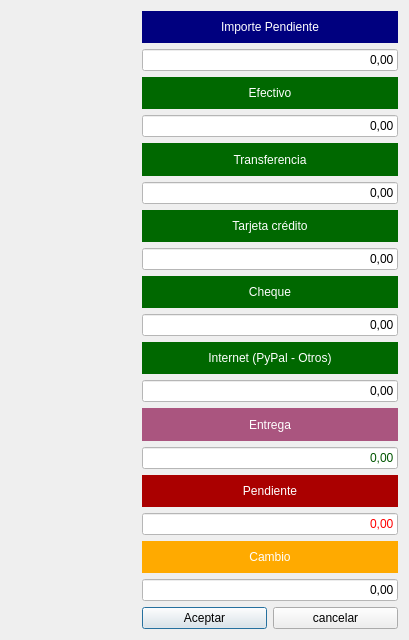
Qt form Zona_Ventas/frmgestioncobros2.ui (arcnexus/RedFoX) before a commit.
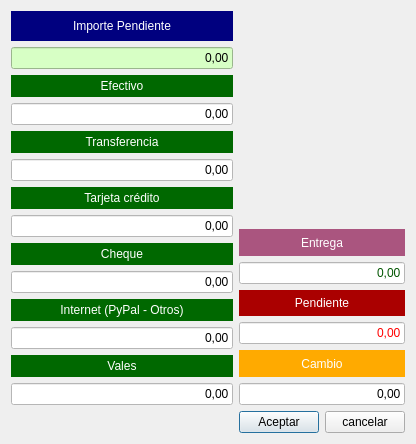
The same form after that commit. Icons and pictures are not drawn.

Patch:
```diff
--- a/Zona_Ventas/frmgestioncobros2.ui
+++ b/Zona_Ventas/frmgestioncobros2.ui
@@ -6,16 +6,22 @@
    <rect>
     <x>0</x>
     <y>0</y>
-    <width>409</width>
-    <height>640</height>
+    <width>416</width>
+    <height>444</height>
    </rect>
   </property>
   <property name="windowTitle">
    <string>Desglose de cobro</string>
   </property>
   <layout class="QGridLayout" name="gridLayout">
-   <item row="0" column="1" colspan="2">
+   <item row="0" column="1">
     <widget class="QLabel" name="label">
+     <property name="maximumSize">
+      <size>
+       <width>16777215</width>
+       <height>30</height>
+      </size>
+     </property>
      <property name="styleSheet">
       <string notr="true">background-color: rgb(0, 0, 127);
 font: 14pt &quot;Sans Serif&quot;;
@@ -29,7 +35,59 @@
      </property>
     </widget>
    </item>
-   <item row="4" column="1" colspan="2">
+   <item row="1" column="1" rowspan="2">
+    <layout class="QVBoxLayout" name="verticalLayout">
+     <item>
+      <widget class="QLineEdit" name="txtImporte_pendiente">
+       <property name="focusPolicy">
+        <enum>Qt::NoFocus</enum>
+       </property>
+       <property name="styleSheet">
+        <string notr="true">font: 14pt &quot;Sans Serif&quot;;
+color: rgb(0, 0, 0);
+background-color: rgb(215, 255, 197);</string>
+       </property>
+       <property name="text">
+        <string>0,00</string>
+       </property>
+       <property name="alignment">
+        <set>Qt::AlignRight|Qt::AlignTrailing|Qt::AlignVCenter</set>
+       </property>
+       <property name="readOnly">
+        <bool>true</bool>
+       </property>
+      </widget>
+     </item>
+     <item>
+      <widget class="QLabel" name="label_2">
+       <property name="styleSheet">
+        <string notr="true">background-color: rgb(0, 104, 0);
+color: rgb(255, 255, 255);</string>
+       </property>
+       <property name="text">
+        <string>Efectivo</string>
+       </property>
+       <property name="alignment">
+        <set>Qt::AlignCenter</set>
+       </property>
+      </widget>
+     </item>
+     <item>
+      <widget class="QLineEdit" name="txtEfectivo">
+       <property name="styleSheet">
+        <string notr="true">font: 14pt &quot;Sans Serif&quot;;
+color: rgb(0, 0, 0);
+background-color: rgb(255, 255, 255);</string>
+       </property>
+       <property name="text">
+        <string>0,00</string>
+       </property>
+       <property name="alignment">
+        <set>Qt::AlignRight|Qt::AlignTrailing|Qt::AlignVCenter</set>
+       </property>
+      </widget>
+     </item>
+     <item>
     <widget class="QLabel" name="label_3">
      <property name="styleSheet">
       <string notr="true">background-color: rgb(0, 104, 0);
@@ -43,14 +101,11 @@
      </property>
     </widget>
    </item>
-   <item row="15" column="1" colspan="2">
-    <widget class="QLineEdit" name="txtPendiente">
-     <property name="focusPolicy">
-      <enum>Qt::NoFocus</enum>
-     </property>
+     <item>
+      <widget class="QLineEdit" name="txtTransferencia">
      <property name="styleSheet">
       <string notr="true">font: 14pt &quot;Sans Serif&quot;;
-color: rgb(255, 0, 0);
+color: rgb(0, 0, 0);
 background-color: rgb(255, 255, 255);</string>
      </property>
      <property name="text">
@@ -59,12 +114,38 @@
      <property name="alignment">
       <set>Qt::AlignRight|Qt::AlignTrailing|Qt::AlignVCenter</set>
      </property>
-     <property name="readOnly">
-      <bool>true</bool>
-     </property>
-    </widget>
-   </item>
-   <item row="8" column="1" colspan="2">
+      </widget>
+     </item>
+     <item>
+      <widget class="QLabel" name="label_4">
+       <property name="styleSheet">
+        <string notr="true">background-color: rgb(0, 104, 0);
+color: rgb(255, 255, 255);</string>
+       </property>
+       <property name="text">
+        <string>Tarjeta crédito</string>
+       </property>
+       <property name="alignment">
+        <set>Qt::AlignCenter</set>
+       </property>
+      </widget>
+     </item>
+     <item>
+      <widget class="QLineEdit" name="txtTarjeta">
+       <property name="styleSheet">
+        <string notr="true">font: 14pt &quot;Sans Serif&quot;;
+color: rgb(0, 0, 0);
+background-color: rgb(255, 255, 255);</string>
+       </property>
+       <property name="text">
+        <string>0,00</string>
+       </property>
+       <property name="alignment">
+        <set>Qt::AlignRight|Qt::AlignTrailing|Qt::AlignVCenter</set>
+       </property>
+      </widget>
+     </item>
+     <item>
     <widget class="QLabel" name="label_5">
      <property name="styleSheet">
       <string notr="true">background-color: rgb(0, 104, 0);
@@ -78,7 +159,7 @@
      </property>
     </widget>
    </item>
-   <item row="9" column="1" colspan="2">
+     <item>
     <widget class="QLineEdit" name="txtCheque">
      <property name="styleSheet">
       <string notr="true">font: 14pt &quot;Sans Serif&quot;;
@@ -93,99 +174,7 @@
      </property>
     </widget>
    </item>
-   <item row="17" column="1" colspan="2">
-    <widget class="QLineEdit" name="txtCambio">
-     <property name="focusPolicy">
-      <enum>Qt::NoFocus</enum>
-     </property>
-     <property name="styleSheet">
-      <string notr="true">font: 14pt &quot;Sans Serif&quot;;
-color: rgb(0, 0, 0);
-background-color: rgb(255, 255, 255);</string>
-     </property>
-     <property name="text">
-      <string>0,00</string>
-     </property>
-     <property name="alignment">
-      <set>Qt::AlignRight|Qt::AlignTrailing|Qt::AlignVCenter</set>
-     </property>
-     <property name="readOnly">
-      <bool>true</bool>
-     </property>
-    </widget>
-   </item>
-   <item row="18" column="1">
-    <widget class="QPushButton" name="btnAceptar">
-     <property name="text">
-      <string>Aceptar</string>
-     </property>
-     <property name="icon">
-      <iconset resource="../maya.qrc">
-       <normaloff>:/Icons/PNG/OK.png</normaloff>:/Icons/PNG/OK.png</iconset>
-     </property>
-    </widget>
-   </item>
-   <item row="1" column="1" colspan="2">
-    <widget class="QLineEdit" name="txtImporte_pendiente">
-     <property name="focusPolicy">
-      <enum>Qt::NoFocus</enum>
-     </property>
-     <property name="styleSheet">
-      <string notr="true">font: 14pt &quot;Sans Serif&quot;;
-color: rgb(0, 0, 0);
-background-color: rgb(255, 255, 255);</string>
-     </property>
-     <property name="text">
-      <string>0,00</string>
-     </property>
-     <property name="alignment">
-      <set>Qt::AlignRight|Qt::AlignTrailing|Qt::AlignVCenter</set>
-     </property>
-     <property name="readOnly">
-      <bool>true</bool>
-     </property>
-    </widget>
-   </item>
-   <item row="3" column="1" colspan="2">
-    <widget class="QLineEdit" name="txtEfectivo">
-     <property name="styleSheet">
-      <string notr="true">font: 14pt &quot;Sans Serif&quot;;
-color: rgb(0, 0, 0);
-background-color: rgb(255, 255, 255);</string>
-     </property>
-     <property name="text">
-      <string>0,00</string>
-     </property>
-     <property name="alignment">
-      <set>Qt::AlignRight|Qt::AlignTrailing|Qt::AlignVCenter</set>
-     </property>
-    </widget>
-   </item>
-   <item row="6" column="1" colspan="2">
-    <widget class="QLabel" name="label_4">
-     <property name="styleSheet">
-      <string notr="true">background-color: rgb(0, 104, 0);
-color: rgb(255, 255, 255);</string>
-     </property>
-     <property name="text">
-      <string>Tarjeta crédito</string>
-     </property>
-     <property name="alignment">
-      <set>Qt::AlignCenter</set>
-     </property>
-    </widget>
-   </item>
-   <item row="0" column="0" rowspan="2">
-    <widget class="QLabel" name="label_9">
-     <property name="text">
-      <string/>
-     </property>
-     <property name="pixmap">
-      <pixmap resource="../maya.qrc">:/Icons/PNG/pagos.png</pixmap>
-     </property>
-    </widget>
-   </item>
-   <item row="10" column="1" colspan="2">
+     <item>
     <widget class="QLabel" name="label_6">
      <property name="styleSheet">
       <string notr="true">background-color: rgb(0, 104, 0);
@@ -199,8 +188,8 @@
      </property>
     </widget>
    </item>
-   <item row="5" column="1" colspan="2">
-    <widget class="QLineEdit" name="txtTransferencia">
+     <item>
+      <widget class="QLineEdit" name="txtInternet">
      <property name="styleSheet">
       <string notr="true">font: 14pt &quot;Sans Serif&quot;;
 color: rgb(0, 0, 0);
@@ -214,7 +203,40 @@
      </property>
     </widget>
    </item>
-   <item row="12" column="1" colspan="2">
+     <item>
+      <widget class="QLabel" name="label_11">
+       <property name="styleSheet">
+        <string notr="true">background-color: rgb(0, 104, 0);
+color: rgb(255, 255, 255);</string>
+       </property>
+       <property name="text">
+        <string>Vales</string>
+       </property>
+       <property name="alignment">
+        <set>Qt::AlignCenter</set>
+       </property>
+      </widget>
+     </item>
+     <item>
+      <widget class="QLineEdit" name="txtVale">
+       <property name="styleSheet">
+        <string notr="true">font: 14pt &quot;Sans Serif&quot;;
+color: rgb(0, 0, 0);
+background-color: rgb(255, 255, 255);</string>
+       </property>
+       <property name="text">
+        <string>0,00</string>
+       </property>
+       <property name="alignment">
+        <set>Qt::AlignRight|Qt::AlignTrailing|Qt::AlignVCenter</set>
+       </property>
+      </widget>
+     </item>
+    </layout>
+   </item>
+   <item row="2" column="2" colspan="2">
+    <layout class="QVBoxLayout" name="verticalLayout_2">
+     <item>
     <widget class="QLabel" name="label_10">
      <property name="styleSheet">
       <string notr="true">background-color: rgb(170, 85, 127);
@@ -228,7 +250,63 @@
      </property>
     </widget>
    </item>
-   <item row="16" column="1" colspan="2">
+     <item>
+      <widget class="QLineEdit" name="txtEntrega">
+       <property name="focusPolicy">
+        <enum>Qt::NoFocus</enum>
+       </property>
+       <property name="styleSheet">
+        <string notr="true">font: 14pt &quot;Sans Serif&quot;;
+color: rgb(0, 85, 0);
+background-color: rgb(255, 255, 255);</string>
+       </property>
+       <property name="text">
+        <string>0,00</string>
+       </property>
+       <property name="alignment">
+        <set>Qt::AlignRight|Qt::AlignTrailing|Qt::AlignVCenter</set>
+       </property>
+       <property name="readOnly">
+        <bool>true</bool>
+       </property>
+      </widget>
+     </item>
+     <item>
+      <widget class="QLabel" name="label_7">
+       <property name="styleSheet">
+        <string notr="true">background-color: rgb(170, 0, 0);
+color: rgb(255, 255, 255);</string>
+       </property>
+       <property name="text">
+        <string>Pendiente</string>
+       </property>
+       <property name="alignment">
+        <set>Qt::AlignCenter</set>
+       </property>
+      </widget>
+     </item>
+     <item>
+      <widget class="QLineEdit" name="txtPendiente">
+       <property name="focusPolicy">
+        <enum>Qt::NoFocus</enum>
+       </property>
+       <property name="styleSheet">
+        <string notr="true">font: 14pt &quot;Sans Serif&quot;;
+color: rgb(255, 0, 0);
+background-color: rgb(255, 255, 255);</string>
+       </property>
+       <property name="text">
+        <string>0,00</string>
+       </property>
+       <property name="alignment">
+        <set>Qt::AlignRight|Qt::AlignTrailing|Qt::AlignVCenter</set>
+       </property>
+       <property name="readOnly">
+        <bool>true</bool>
+       </property>
+      </widget>
+     </item>
+     <item>
     <widget class="QLabel" name="label_8">
      <property name="styleSheet">
       <string notr="true">background-color: rgb(255, 170, 0);
@@ -242,21 +320,41 @@
      </property>
     </widget>
    </item>
-   <item row="2" column="1" colspan="2">
-    <widget class="QLabel" name="label_2">
+     <item>
+      <widget class="QLineEdit" name="txtCambio">
+       <property name="focusPolicy">
+        <enum>Qt::NoFocus</enum>
+       </property>
      <property name="styleSheet">
-      <string notr="true">background-color: rgb(0, 104, 0);
-color: rgb(255, 255, 255);</string>
+        <string notr="true">font: 14pt &quot;Sans Serif&quot;;
+color: rgb(0, 0, 0);
+background-color: rgb(255, 255, 255);</string>
      </property>
      <property name="text">
-      <string>Efectivo</string>
+        <string>0,00</string>
      </property>
      <property name="alignment">
-      <set>Qt::AlignCenter</set>
-     </property>
-    </widget>
-   </item>
-   <item row="18" column="2">
+        <set>Qt::AlignRight|Qt::AlignTrailing|Qt::AlignVCenter</set>
+       </property>
+       <property name="readOnly">
+        <bool>true</bool>
+       </property>
+      </widget>
+     </item>
+    </layout>
+   </item>
+   <item row="3" column="2">
+    <widget class="QPushButton" name="btnAceptar">
+     <property name="text">
+      <string>Aceptar</string>
+     </property>
+     <property name="icon">
+      <iconset resource="../maya.qrc">
+       <normaloff>:/Icons/PNG/OK.png</normaloff>:/Icons/PNG/OK.png</iconset>
+     </property>
+    </widget>
+   </item>
+   <item row="3" column="3">
     <widget class="QPushButton" name="btnCancelar">
      <property name="text">
       <string>cancelar</string>
@@ -267,68 +365,13 @@
      </property>
     </widget>
    </item>
-   <item row="7" column="1" colspan="2">
-    <widget class="QLineEdit" name="txtTarjeta">
-     <property name="styleSheet">
-      <string notr="true">font: 14pt &quot;Sans Serif&quot;;
-color: rgb(0, 0, 0);
-background-color: rgb(255, 255, 255);</string>
-     </property>
+   <item row="0" column="2" rowspan="2" colspan="2">
+    <widget class="QLabel" name="label_9">
      <property name="text">
-      <string>0,00</string>
+      <string/>
      </property>
-     <property name="alignment">
-      <set>Qt::AlignRight|Qt::AlignTrailing|Qt::AlignVCenter</set>
-     </property>
-    </widget>
-   </item>
-   <item row="11" column="1" colspan="2">
-    <widget class="QLineEdit" name="txtInternet">
-     <property name="styleSheet">
-      <string notr="true">font: 14pt &quot;Sans Serif&quot;;
-color: rgb(0, 0, 0);
-background-color: rgb(255, 255, 255);</string>
-     </property>
-     <property name="text">
-      <string>0,00</string>
-     </property>
-     <property name="alignment">
-      <set>Qt::AlignRight|Qt::AlignTrailing|Qt::AlignVCenter</set>
-     </property>
-    </widget>
-   </item>
-   <item row="14" column="1" colspan="2">
-    <widget class="QLabel" name="label_7">
-     <property name="styleSheet">
-      <string notr="true">background-color: rgb(170, 0, 0);
-color: rgb(255, 255, 255);</string>
-     </property>
-     <property name="text">
-      <string>Pendiente</string>
-     </property>
-     <property name="alignment">
-      <set>Qt::AlignCenter</set>
-     </property>
-    </widget>
-   </item>
-   <item row="13" column="1" colspan="2">
-    <widget class="QLineEdit" name="txtEntrega">
-     <property name="focusPolicy">
-      <enum>Qt::NoFocus</enum>
-     </property>
-     <property name="styleSheet">
-      <string notr="true">font: 14pt &quot;Sans Serif&quot;;
-color: rgb(0, 85, 0);
-background-color: rgb(255, 255, 255);</string>
-     </property>
-     <property name="text">
-      <string>0,00</string>
-     </property>
-     <property name="alignment">
-      <set>Qt::AlignRight|Qt::AlignTrailing|Qt::AlignVCenter</set>
-     </property>
-     <property name="readOnly">
-      <bool>true</bool>
+     <property name="pixmap">
+      <pixmap resource="../maya.qrc">:/Icons/PNG/pagos.png</pixmap>
      </property>
     </widget>
    </item>
```
Left out of the diff: 1 changed line with no effect on the pictures. Lines whose indentation alone changed are shown as unchanged.
